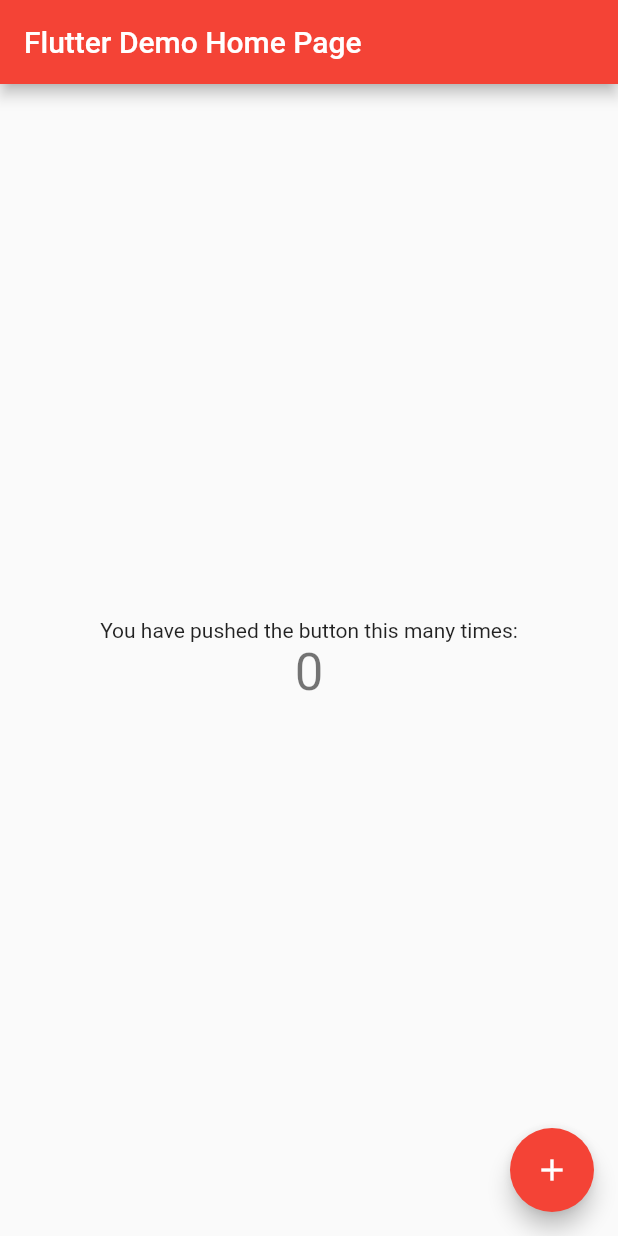
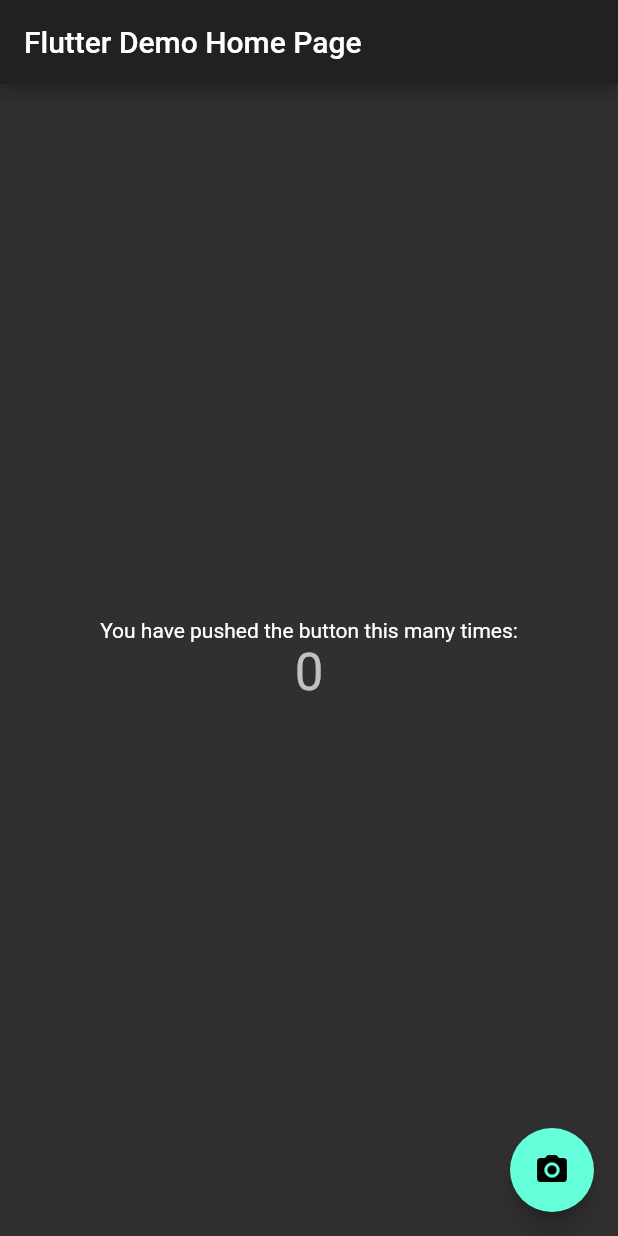
Before and after one commit to JettLayer/apisapp, a Flutter app: the screen it shows after launch, on a phone screen of 412 x 824 dp. Run offline on Flutter 3.47's test engine with Material 2 defaults, Android fonts, the phone set to English and light mode, and no system bars.

Commit message:
Se modifico el tema y cambio el icono del boton

```diff
--- a/lib/main.dart
+++ b/lib/main.dart
@@ -9,19 +9,9 @@ class MyApp extends StatelessWidget {
   @override
   Widget build(BuildContext context) {
     return MaterialApp(
+      debugShowCheckedModeBanner: false,
       title: 'Flutter Demo',
-      theme: ThemeData(
-        // This is the theme of your application.
-        //
-        // Try running your application with "flutter run". You'll see the
-        // application has a blue toolbar. Then, without quitting the app, try
-        // changing the primarySwatch below to Colors.green and then invoke
-        // "hot reload" (press "r" in the console where you ran "flutter run",
-        // or simply save your changes to "hot reload" in a Flutter IDE).
-        // Notice that the counter didn't reset back to zero; the application
-        // is not restarted.
-        primarySwatch: Colors.red,
-      ),
+      theme: ThemeData.dark(),
       home: MyHomePage(title: 'Flutter Demo Home Page'),
     );
   }
@@ -106,7 +96,7 @@ class _MyHomePageState extends State<MyHomePage> {
       floatingActionButton: FloatingActionButton(
         onPressed: _incrementCounter,
         tooltip: 'Increment',
-        child: Icon(Icons.add),
+        child: Icon(Icons.camera_alt),
       ), // This trailing comma makes auto-formatting nicer for build methods.
     );
   }
```
